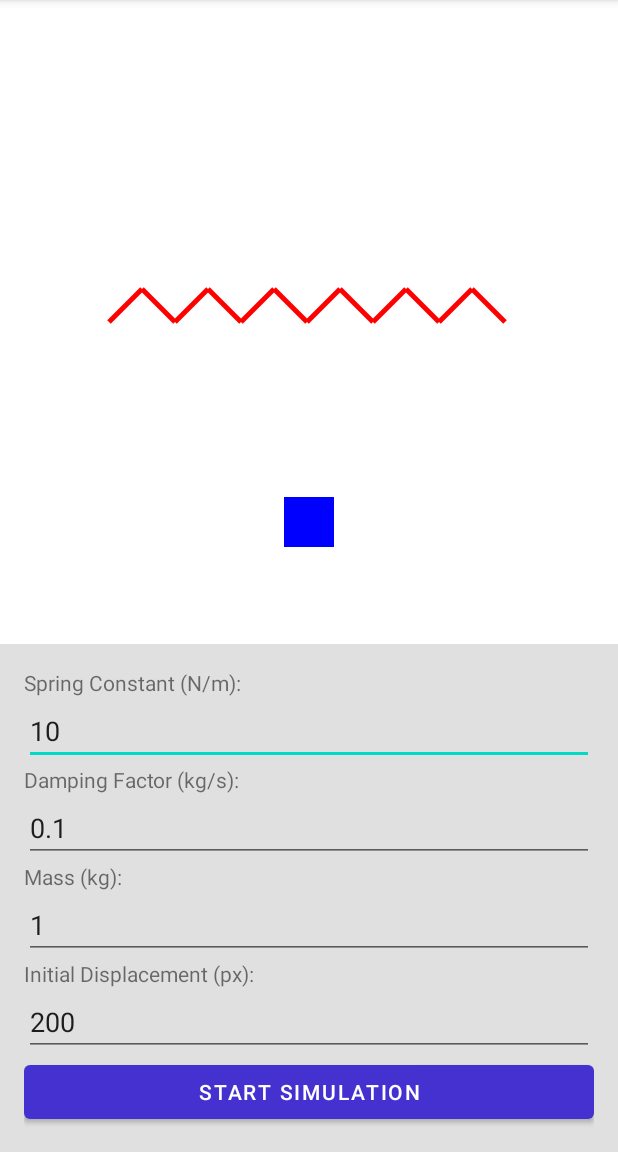
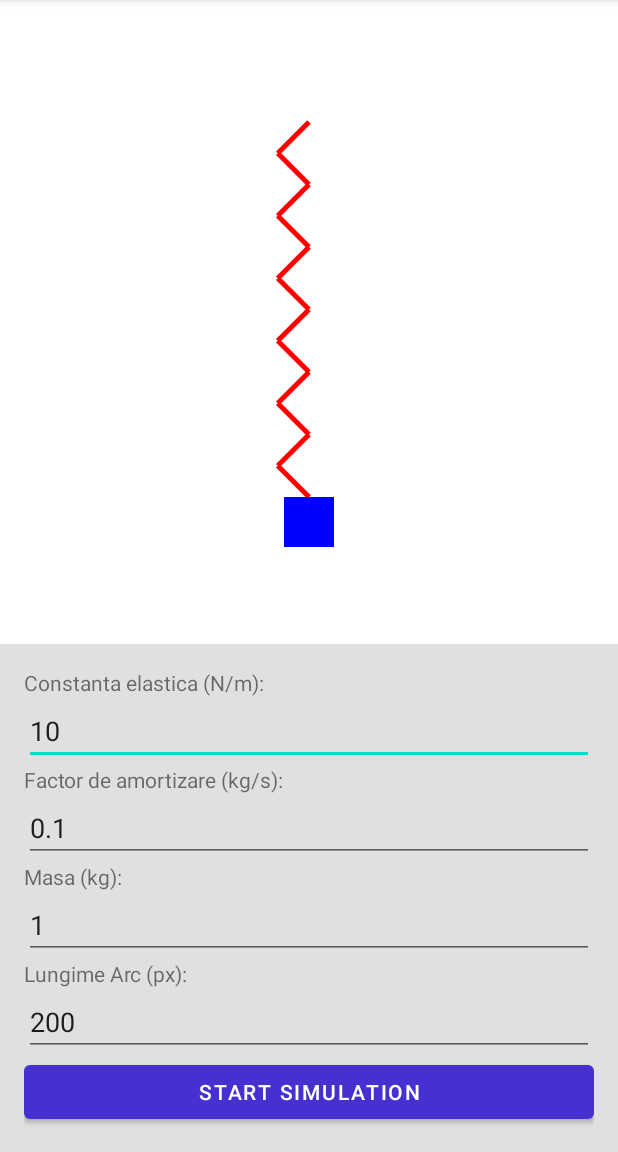
Before and after one commit to Emanuel532/PDMAndroidProject, an Android app: the SpringSimulatorActivity screen opened directly, with no data from a screen before it, on a phone screen of 412 x 824 dp, the part 84-1236 px from its top. Run offline under Robolectric (Android 15) with nearby library versions, the phone set to English and light mode, and no system bars.

Commit message:
vizualizator arc rezolvat

```diff
--- a/app/src/main/java/com/example/apppdmfizica/SpringSimulatorActivity.java
+++ b/app/src/main/java/com/example/apppdmfizica/SpringSimulatorActivity.java
@@ -1,4 +1,5 @@
 package com.example.apppdmfizica;
+
 
 import android.os.Bundle;
 import android.text.TextUtils;
--- a/app/src/main/java/com/example/apppdmfizica/SpringView.java
+++ b/app/src/main/java/com/example/apppdmfizica/SpringView.java
@@ -1,4 +1,5 @@
 package com.example.apppdmfizica;
+
 
 import android.content.Context;
 import android.graphics.Canvas;
@@ -42,44 +43,38 @@ public class SpringView extends View {
     @Override
     protected void onDraw(Canvas canvas) {
         super.onDraw(canvas);
-        drawSpring(canvas);
         if (isSimulationRunning) {
             updateDisplacement();
         }
-        drawBlock(canvas);
+        drawSpringAndBlock(canvas);
         invalidate();
     }
 
-    private void drawSpring(Canvas canvas) {
-        int width = getWidth();
-        int height = getHeight();
-        int springLength = 400;  // Arbitrary length for the spring when at rest
-        int numCoils = 6;        // Number of coils in the spring
-        int coilSpacing = springLength / numCoils;
-        float xStart = width / 2 - springLength / 2;
-        float xEnd = width / 2 + springLength / 2;
-        float y = height / 2;
-
-        // Draw the spring
-        float x = xStart;
-        for (int i = 0; i < numCoils; i++) {
-            canvas.drawLine(x, y, x + coilSpacing / 2, y - coilSpacing / 2, paint);
-            canvas.drawLine(x + coilSpacing / 2, y - coilSpacing / 2, x + coilSpacing, y, paint);
-            x += coilSpacing;
-        }
-    }
-
-    private void drawBlock(Canvas canvas) {
+    private void drawSpringAndBlock(Canvas canvas) {
         int width = getWidth();
         int height = getHeight();
         float blockSize = 50.0f;
         float blockX = width / 2 - blockSize / 2;
         float blockY = height / 2 + displacement;
 
+        // Draw the spring
+        float springTopX = width / 2;
+        float springTopY = height / 2 - initialDisplacement;
+        float springBottomY = blockY - blockSize / 2;
+        int numCoils = 6;
+        float coilSpacing = (springBottomY - springTopY) / numCoils;
+
+        float y = springTopY;
+        for (int i = 0; i < numCoils; i++) {
+            canvas.drawLine(springTopX, y, springTopX - coilSpacing / 2, y + coilSpacing / 2, paint);
+            canvas.drawLine(springTopX - coilSpacing / 2, y + coilSpacing / 2, springTopX, y + coilSpacing, paint);
+            y += coilSpacing;
+        }
+
+        // Draw the block
         Paint blockPaint = new Paint();
         blockPaint.setColor(Color.BLUE);
         blockPaint.setStyle(Paint.Style.FILL);
-
         canvas.drawRect(blockX, blockY - blockSize / 2, blockX + blockSize, blockY + blockSize / 2, blockPaint);
     }
 
--- a/app/src/main/res/layout/activity_spring_simulator.xml
+++ b/app/src/main/res/layout/activity_spring_simulator.xml
@@ -22,7 +22,7 @@
         <TextView
             android:layout_width="wrap_content"
             android:layout_height="wrap_content"
-            android:text="Spring Constant (N/m):"/>
+            android:text="Constanta elastica (N/m):"/>
         <EditText
             android:id="@+id/editSpringConstant"
             android:layout_width="match_parent"
@@ -33,7 +33,7 @@
         <TextView
             android:layout_width="wrap_content"
             android:layout_height="wrap_content"
-            android:text="Damping Factor (kg/s):"/>
+            android:text="Factor de amortizare (kg/s):"/>
         <EditText
             android:id="@+id/editDampingFactor"
             android:layout_width="match_parent"
@@ -44,7 +44,7 @@
         <TextView
             android:layout_width="wrap_content"
             android:layout_height="wrap_content"
-            android:text="Mass (kg):"/>
+            android:text="Masa (kg):"/>
         <EditText
             android:id="@+id/editMass"
             android:layout_width="match_parent"
@@ -55,7 +55,7 @@
         <TextView
             android:layout_width="wrap_content"
             android:layout_height="wrap_content"
-            android:text="Initial Displacement (px):"/>
+            android:text="Lungime Arc (px):"/>
         <EditText
             android:id="@+id/editInitialDisplacement"
             android:layout_width="match_parent"
```
